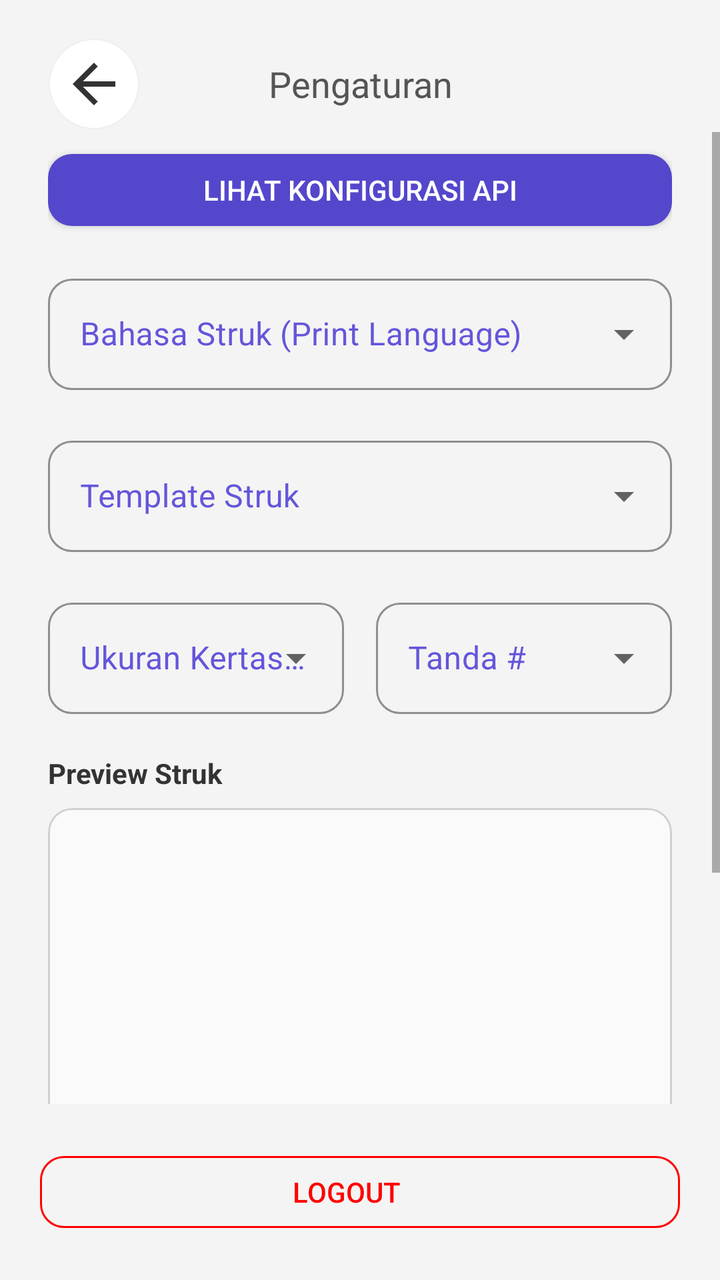
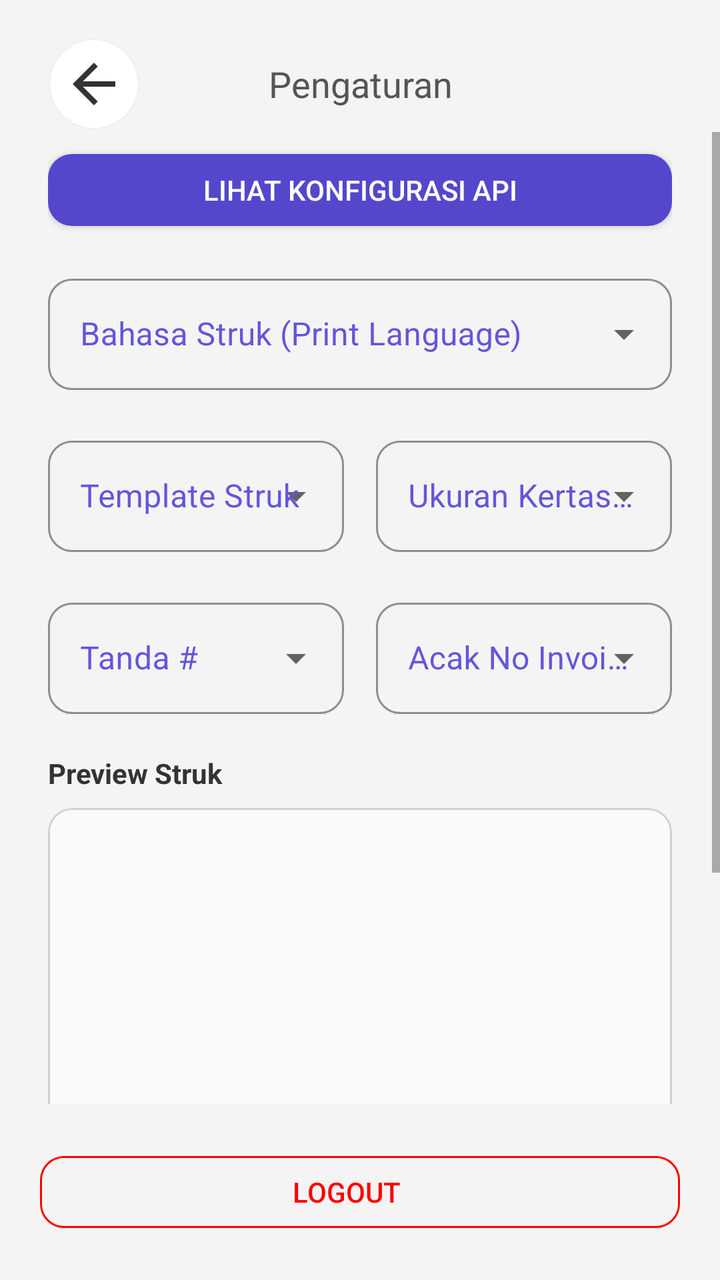

Compare the two renders of this Android layout. The source of the first and the diff that turns it into the second are given below.
<!-- AndroidManifest.xml: application theme Theme.KeKitaPrintBridge -->
<!-- res/layout/activity_settings.xml -->
<?xml version="1.0" encoding="utf-8"?>
<RelativeLayout xmlns:android="http://schemas.android.com/apk/res/android"
    xmlns:app="http://schemas.android.com/apk/res-auto"
    android:id="@+id/wrap"
    android:layout_width="match_parent"
    android:layout_height="match_parent"
    android:background="#F4F4F4">

    <RelativeLayout
        android:id="@+id/top"
        android:layout_width="match_parent"
        android:layout_height="wrap_content">

        <androidx.cardview.widget.CardView
            android:layout_width="wrap_content"
            android:layout_height="wrap_content"
            android:layout_marginStart="25dp"
            android:layout_marginTop="20dp"
            android:layout_marginBottom="2dp"
            android:clickable="true"
            android:focusable="true"
            android:foreground="?android:selectableItemBackground"
            android:onClick="onBack"
            android:outlineSpotShadowColor="#00000000"
            app:cardBackgroundColor="#FFF"
            app:cardCornerRadius="22dp"
            app:cardElevation="2dp">

            <ImageView
                android:layout_width="44dp"
                android:layout_height="44dp"
                android:padding="6dp"
                android:src="@drawable/twotone_arrow_back"
                app:tint="#333" />

        </androidx.cardview.widget.CardView>

        <TextView
            android:layout_width="wrap_content"
            android:layout_height="44dp"
            android:layout_centerHorizontal="true"
            android:layout_marginTop="20dp"
            android:focusableInTouchMode="true"
            android:gravity="center"
            android:text="Pengaturan"
            android:textColor="#555"
            android:textSize="18sp" />

    </RelativeLayout>

    <ScrollView
        android:layout_width="match_parent"
        android:layout_height="match_parent"
        android:layout_below="@id/top"
        android:layout_above="@+id/btn_logout">

        <LinearLayout
            android:layout_width="match_parent"
            android:layout_height="wrap_content"
            android:gravity="top"
            android:orientation="vertical"
            android:paddingTop="5dp"
            android:paddingStart="24dp"
            android:paddingEnd="24dp"
            android:paddingBottom="30dp">

            <com.google.android.material.button.MaterialButton
                android:id="@+id/btn_show_config"
                style="@style/Widget.MaterialComponents.Button"
                android:layout_width="match_parent"
                android:layout_height="wrap_content"
                android:layout_marginBottom="15dp"
                android:letterSpacing="0"
                android:onClick="onShowConfig"
                android:text="Lihat Konfigurasi API"
                android:textColor="#FFF"
                app:backgroundTint="#5447CC"
                app:cornerRadius="12dp" />

            <com.google.android.material.textfield.TextInputLayout
                android:id="@+id/layout_language"
                style="@style/Widget.MaterialComponents.TextInputLayout.OutlinedBox.ExposedDropdownMenu"
                android:layout_width="match_parent"
                android:layout_height="wrap_content"
                android:layout_marginBottom="20dp"
                android:hint="Bahasa Struk (Print Language)"
                android:textColorHint="#6356da"
                app:boxCornerRadiusBottomEnd="12dp"
                app:boxCornerRadiusBottomStart="12dp"
                app:boxCornerRadiusTopEnd="12dp"
                app:boxCornerRadiusTopStart="12dp"
                app:boxStrokeColor="#6356da">

                <AutoCompleteTextView
                    android:id="@+id/autocomplete_language"
                    android:layout_width="match_parent"
                    android:layout_height="wrap_content"
                    android:inputType="none"
                    android:textColor="#323e9b"
                    android:textSize="16sp" />

            </com.google.android.material.textfield.TextInputLayout>

            <com.google.android.material.textfield.TextInputLayout
                style="@style/Widget.MaterialComponents.TextInputLayout.OutlinedBox.ExposedDropdownMenu"
                android:layout_width="match_parent"
                android:layout_height="wrap_content"
                android:layout_marginBottom="20dp"
                android:hint="Template Struk"
                android:textColorHint="#6356da"
                app:boxCornerRadiusBottomEnd="12dp"
                app:boxCornerRadiusBottomStart="12dp"
                app:boxCornerRadiusTopEnd="12dp"
                app:boxCornerRadiusTopStart="12dp"
                app:boxStrokeColor="#6356da">

                <AutoCompleteTextView
                    android:id="@+id/autocomplete_template"
                    android:layout_width="match_parent"
                    android:layout_height="wrap_content"
                    android:inputType="none"
                    android:textColor="#323e9b"
                    android:textSize="16sp" />

            </com.google.android.material.textfield.TextInputLayout>

            <LinearLayout
                android:layout_width="match_parent"
                android:layout_height="wrap_content"
                android:orientation="horizontal"
                android:layout_marginBottom="20dp"
                android:gravity="center_vertical">

                <com.google.android.material.textfield.TextInputLayout
                    style="@style/Widget.MaterialComponents.TextInputLayout.OutlinedBox.ExposedDropdownMenu"
                    android:layout_width="0dp"
                    android:layout_weight="1"
                    android:layout_height="wrap_content"
                    android:layout_marginEnd="16dp"
                    android:hint="Ukuran Kertas Printer"
                    android:textColorHint="#6356da"
                    app:boxCornerRadiusBottomEnd="12dp"
                    app:boxCornerRadiusBottomStart="12dp"
                    app:boxCornerRadiusTopEnd="12dp"
                    app:boxCornerRadiusTopStart="12dp"
                    app:boxStrokeColor="#6356da">

                    <AutoCompleteTextView
                        android:id="@+id/autocomplete_paper_width"
                        android:layout_width="match_parent"
                        android:layout_height="wrap_content"
                        android:inputType="none"
                        android:textColor="#323e9b"
                        android:textSize="16sp" />

                </com.google.android.material.textfield.TextInputLayout>

                <com.google.android.material.textfield.TextInputLayout
                    style="@style/Widget.MaterialComponents.TextInputLayout.OutlinedBox.ExposedDropdownMenu"
                    android:layout_width="0dp"
                    android:layout_weight="1"
                    android:layout_height="wrap_content"
                    android:hint="Tanda #"
                    android:textColorHint="#6356da"
                    app:boxCornerRadiusBottomEnd="12dp"
                    app:boxCornerRadiusBottomStart="12dp"
                    app:boxCornerRadiusTopEnd="12dp"
                    app:boxCornerRadiusTopStart="12dp"
                    app:boxStrokeColor="#6356da">

                    <AutoCompleteTextView
                        android:id="@+id/autocomplete_invoice_hash"
                        android:layout_width="match_parent"
                        android:layout_height="wrap_content"
                        android:inputType="none"
                        android:textColor="#323e9b"
                        android:textSize="16sp" />

                </com.google.android.material.textfield.TextInputLayout>

            </LinearLayout>

            <TextView
                android:layout_width="wrap_content"
                android:layout_height="wrap_content"
                android:layout_marginBottom="8dp"
                android:text="Preview Struk"
                android:textColor="#333"
                android:textSize="14sp"
                android:textStyle="bold" />

            <com.google.android.material.card.MaterialCardView
                android:layout_width="match_parent"
                android:layout_height="wrap_content"
                android:layout_marginBottom="20dp"
                app:cardBackgroundColor="#FAFAFA"
                app:cardCornerRadius="12dp"
                app:cardElevation="0dp"
                app:strokeColor="#D0D0D0"
                app:strokeWidth="1dp">

                <ScrollView
                    android:layout_width="match_parent"
                    android:layout_height="250dp"
                    android:padding="12dp">

                    <TextView
                        android:id="@+id/tv_preview"
                        android:layout_width="match_parent"
                        android:layout_height="wrap_content"
                        android:fontFamily="sans-serif-monospace"
                        android:textSize="12sp"
                        android:textColor="#333333" />

                </ScrollView>

            </com.google.android.material.card.MaterialCardView>

        </LinearLayout>

    </ScrollView>

    <com.google.android.material.button.MaterialButton
        android:id="@+id/btn_logout"
        style="@style/Widget.MaterialComponents.Button.OutlinedButton"
        android:layout_width="match_parent"
        android:layout_height="wrap_content"
        android:layout_alignParentBottom="true"
        android:layout_margin="20dp"
        android:letterSpacing="0"
        android:onClick="onLogout"
        android:paddingEnd="30dp"
        android:text="Logout"
        android:textColor="#FF0000"
        app:cornerRadius="12dp"
        app:strokeColor="#FF0000" />

</RelativeLayout>
<!-- resources referenced by this layout -->
<resources>
  <!-- drawable twotone_arrow_back (drawable) -->
  <vector xmlns:android="http://schemas.android.com/apk/res/android" android:autoMirrored="true" android:height="24dp" android:tint="#000000" android:viewportHeight="24" android:viewportWidth="24" android:width="24dp">
        
      <path android:fillColor="@android:color/white" android:pathData="M20,11H7.83l5.59,-5.59L12,4l-8,8 8,8 1.41,-1.41L7.83,13H20v-2z"/>
      
  </vector>
  <style name="Theme.KeKitaPrintBridge" parent="Theme.MaterialComponents.Light.DarkActionBar">
          
          <item name="colorPrimary">@color/purple_500</item>
          <item name="colorPrimaryVariant">@color/purple_700</item>
          <item name="colorOnPrimary">@color/white</item>
          
          <item name="colorSecondary">@color/teal_200</item>
          <item name="colorSecondaryVariant">@color/teal_700</item>
          <item name="colorOnSecondary">@color/black</item>
          
          <item name="android:statusBarColor">?attr/colorPrimaryVariant</item>
          
      </style>
  <color name="purple_500">#FF6200EE</color>
  <color name="purple_700">#FF3700B3</color>
  <color name="white">#FFFFFFFF</color>
  <color name="teal_200">#FF03DAC5</color>
  <color name="teal_700">#FF018786</color>
  <color name="black">#FF000000</color>
</resources>

<!-- the commit's change to res/layout/activity_settings.xml (unified diff, before → after) -->
@@ -101,11 +101,19 @@
 
             </com.google.android.material.textfield.TextInputLayout>
 
+            <LinearLayout
+                android:layout_width="match_parent"
+                android:layout_height="wrap_content"
+                android:orientation="horizontal"
+                android:layout_marginBottom="20dp"
+                android:gravity="center_vertical">
+
             <com.google.android.material.textfield.TextInputLayout
                 style="@style/Widget.MaterialComponents.TextInputLayout.OutlinedBox.ExposedDropdownMenu"
-                android:layout_width="match_parent"
-                android:layout_height="wrap_content"
-                android:layout_marginBottom="20dp"
+                android:layout_width="0dp"
+                android:layout_weight="1"
+                android:layout_height="wrap_content"
+                android:layout_marginEnd="16dp"
                 android:hint="Template Struk"
                 android:textColorHint="#6356da"
                 app:boxCornerRadiusBottomEnd="12dp"
@@ -124,19 +132,11 @@
 
             </com.google.android.material.textfield.TextInputLayout>
 
-            <LinearLayout
-                android:layout_width="match_parent"
-                android:layout_height="wrap_content"
-                android:orientation="horizontal"
-                android:layout_marginBottom="20dp"
-                android:gravity="center_vertical">
-
                 <com.google.android.material.textfield.TextInputLayout
                     style="@style/Widget.MaterialComponents.TextInputLayout.OutlinedBox.ExposedDropdownMenu"
                     android:layout_width="0dp"
                     android:layout_weight="1"
                     android:layout_height="wrap_content"
-                    android:layout_marginEnd="16dp"
                     android:hint="Ukuran Kertas Printer"
                     android:textColorHint="#6356da"
                     app:boxCornerRadiusBottomEnd="12dp"
@@ -155,11 +155,21 @@
 
                 </com.google.android.material.textfield.TextInputLayout>
 
+            </LinearLayout>
+
+            <LinearLayout
+                android:layout_width="match_parent"
+                android:layout_height="wrap_content"
+                android:orientation="horizontal"
+                android:layout_marginBottom="20dp"
+                android:gravity="center_vertical">
+
                 <com.google.android.material.textfield.TextInputLayout
                     style="@style/Widget.MaterialComponents.TextInputLayout.OutlinedBox.ExposedDropdownMenu"
                     android:layout_width="0dp"
                     android:layout_weight="1"
                     android:layout_height="wrap_content"
+                    android:layout_marginEnd="16dp"
                     android:hint="Tanda #"
                     android:textColorHint="#6356da"
                     app:boxCornerRadiusBottomEnd="12dp"
@@ -177,6 +187,30 @@
                         android:textSize="16sp" />
 
                 </com.google.android.material.textfield.TextInputLayout>
+
+                <com.google.android.material.textfield.TextInputLayout
+                android:id="@+id/layout_randomize_invoice"
+                style="@style/Widget.MaterialComponents.TextInputLayout.OutlinedBox.ExposedDropdownMenu"
+                android:layout_width="0dp"
+                android:layout_weight="1"
+                android:layout_height="wrap_content"
+                android:hint="Acak No Invoice"
+                android:textColorHint="#6356da"
+                app:boxCornerRadiusBottomEnd="12dp"
+                app:boxCornerRadiusBottomStart="12dp"
+                app:boxCornerRadiusTopEnd="12dp"
+                app:boxCornerRadiusTopStart="12dp"
+                app:boxStrokeColor="#6356da">
+
+                <AutoCompleteTextView
+                    android:id="@+id/autocomplete_randomize_invoice"
+                    android:layout_width="match_parent"
+                    android:layout_height="wrap_content"
+                    android:inputType="none"
+                    android:textColor="#323e9b"
+                    android:textSize="16sp" />
+
+            </com.google.android.material.textfield.TextInputLayout>
 
             </LinearLayout>
 
